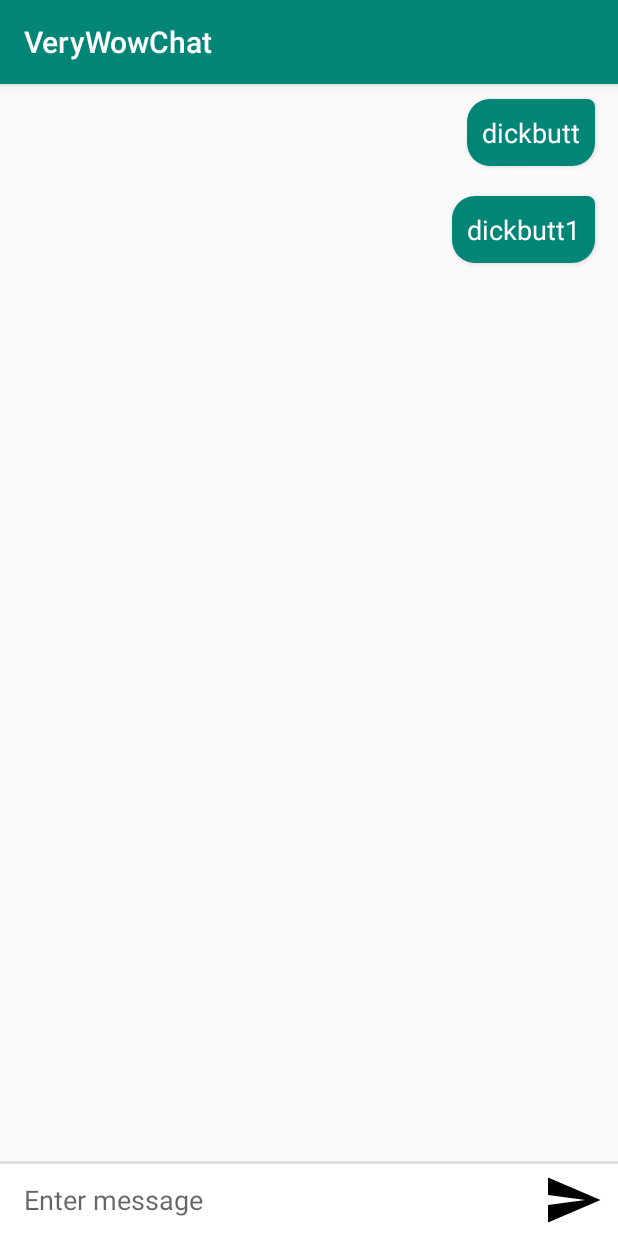
After one commit to Hieuvphan/Hugbundarverkefni2_Android, an Android app: the ChatRoomMessageActivity screen opened directly, with no data from a screen before it, on a phone screen of 412 x 824 dp. The commit adds this screen. Run offline under Robolectric (Android 15) with nearby library versions, the phone set to English and light mode, and no system bars.

Commit message:
checkpoint commit RecycleView og Adpter ásamt viewHolders til að byrta chat logs er komið þarf að tengja nuna við netið og polla msgs

```diff
--- a/VeryWowChat/app/build.gradle
+++ b/VeryWowChat/app/build.gradle
@@ -28,4 +28,5 @@ dependencies {
     implementation 'com.squareup.okhttp3:okhttp:3.12.1'
     implementation 'com.android.support:design:28.0.0'
     implementation 'com.google.code.gson:gson:2.8.5'
+    implementation 'com.android.support:recyclerview-v7:28.0.0'
 }
--- /dev/null
+++ b/VeryWowChat/app/src/main/java/hi/hugbo/verywowchat/Adapters/ChatMessageAdapter.java
@@ -0,0 +1,51 @@
+package hi.hugbo.verywowchat.Adapters;
+
+import android.support.v7.widget.RecyclerView;
+import android.view.LayoutInflater;
+import android.view.View;
+import android.view.ViewGroup;
+import android.widget.TextView;
+
+import java.util.ArrayList;
+import java.util.List;
+
+import hi.hugbo.verywowchat.controllers.R;
+import hi.hugbo.verywowchat.entities.ChatMessage;
+
+public class ChatMessageAdapter extends RecyclerView.Adapter {
+
+    private List<ChatMessage> mMessages = new ArrayList<>();
+
+    public ChatMessageAdapter(List<ChatMessage> messages) {
+        mMessages = messages;
+    }
+
+    @Override
+    public RecyclerView.ViewHolder onCreateViewHolder(ViewGroup parent, int i) {
+        View view = LayoutInflater.from(parent.getContext()).inflate(R.layout.chatbouble_send, parent, false);
+        return new SentMessageHolder(view);
+    }
+
+    @Override
+    public void onBindViewHolder(RecyclerView.ViewHolder viewHolder, int i) {
+        ChatMessage message = mMessages.get(i);
+        ((SentMessageHolder) viewHolder).name.setText(message.getMessage());
+    }
+
+
+    @Override
+    public int getItemCount() {
+        return mMessages.size();
+    }
+
+
+    private class SentMessageHolder extends RecyclerView.ViewHolder{
+
+        TextView name;
+
+        public SentMessageHolder(View itemView) {
+            super(itemView);
+            name = itemView.findViewById(R.id.text_message_body);
+        }
+    }
+}
--- a/VeryWowChat/app/src/main/java/hi/hugbo/verywowchat/Models/GlobalEnviroments.java
+++ b/VeryWowChat/app/src/main/java/hi/hugbo/verywowchat/Models/GlobalEnviroments.java
@@ -16,7 +16,7 @@ public class GlobalEnviroments {
     private GlobalEnviroments() { }
 
     // URL to API
-    private final String BASEURL = "";
+    private final String BASEURL = "http://192.168.1.100:9090/";
 
     public String getAPI_BASEURL() {
         return BASEURL;
--- /dev/null
+++ b/VeryWowChat/app/src/main/java/hi/hugbo/verywowchat/controllers/ChatRoomMessageActivity.java
@@ -0,0 +1,37 @@
+package hi.hugbo.verywowchat.controllers;
+
+import android.support.v7.app.AppCompatActivity;
+import android.os.Bundle;
+import android.support.v7.widget.LinearLayoutManager;
+import android.support.v7.widget.RecyclerView;
+
+import java.util.ArrayList;
+import java.util.List;
+
+import hi.hugbo.verywowchat.Adapters.ChatMessageAdapter;
+import hi.hugbo.verywowchat.entities.ChatMessage;
+
+public class ChatRoomMessageActivity extends AppCompatActivity {
+
+    private List<ChatMessage> mChatMessages;
+    private RecyclerView mRecycleView;
+
+    @Override
+    protected void onCreate(Bundle savedInstanceState) {
+        super.onCreate(savedInstanceState);
+        setContentView(R.layout.activity_chat_room_message);
+
+        mChatMessages = new ArrayList<>();
+        mChatMessages.add(new ChatMessage("dickbutt",true));
+        mChatMessages.add(new ChatMessage("dickbutt1",true));
+
+        LinearLayoutManager layoutManager = new LinearLayoutManager(this, LinearLayoutManager.VERTICAL, false);
+        RecyclerView recyclerView = findViewById(R.id.chatMessages);
+        recyclerView.setLayoutManager(layoutManager);
+        ChatMessageAdapter adapter = new ChatMessageAdapter(mChatMessages);
+        recyclerView.setAdapter(adapter);
+
+
+
+    }
+}
--- /dev/null
+++ b/VeryWowChat/app/src/main/java/hi/hugbo/verywowchat/entities/ChatMessage.java
@@ -0,0 +1,41 @@
+package hi.hugbo.verywowchat.entities;
+
+import android.graphics.Bitmap;
+
+/**
+ * @Author Róman
+ * When we receive a message from API we map that JSON object into this POJO
+ * */
+public class ChatMessage {
+    // chatroom message in text form
+    private String Message;
+    // indicates if this message was send by this user ( TO display his messages on right side)
+    private Boolean MyMessage;
+    // hold image if the user send an image
+    private Bitmap Bitmap;
+
+    public ChatMessage(String Message, Boolean MyMessage) {
+        this.Message = Message;
+        this.MyMessage = MyMessage;
+        this.Bitmap = null;
+    }
+
+    public ChatMessage(boolean MyMessage,Bitmap Bitmap) {
+        this.MyMessage = MyMessage;
+        this.Bitmap = Bitmap;
+        this.MyMessage = null;
+    }
+
+    public String getMessage() {
+        return Message;
+    }
+
+    public Boolean getMyMessage() {
+        return MyMessage;
+    }
+
+    public android.graphics.Bitmap getBitmap() {
+        return Bitmap;
+    }
+
+}
--- /dev/null
+++ b/VeryWowChat/app/src/main/res/drawable/message_send.xml
@@ -0,0 +1,9 @@
+<?xml version="1.0" encoding="utf-8"?>
+<shape xmlns:android="http://schemas.android.com/apk/res/android"
+    android:shape="rectangle">
+    <!--Chat bouble of the messages we send out.
+        Also we use the primary color of the app and not hardcode it
+        to make it look abit nicer across all devices -->
+    <solid android:color="@color/colorPrimary" />
+    <corners android:topRightRadius="5dp" android:radius="15dp" />
+</shape>
--- /dev/null
+++ b/VeryWowChat/app/src/main/res/drawable/sendbutton.xml
@@ -0,0 +1,11 @@
+<?xml version="1.0" encoding="utf-8"?>
+<vector xmlns:android="http://schemas.android.com/apk/res/android"
+    android:width="24dp"
+    android:height="24dp"
+    android:viewportWidth="24.0"
+    android:viewportHeight="24.0">
+    <!-- A vector image of the send button -->
+    <path
+        android:fillColor="#FF000000"
+        android:pathData="M2.01,21L23,12 2.01,3 2,10l15,2 -15,2z"/>
+</vector>
--- /dev/null
+++ b/VeryWowChat/app/src/main/res/layout/activity_chat_room_message.xml
@@ -0,0 +1,62 @@
+<?xml version="1.0" encoding="utf-8"?>
+<android.support.constraint.ConstraintLayout xmlns:android="http://schemas.android.com/apk/res/android"
+    xmlns:app="http://schemas.android.com/apk/res-auto"
+    xmlns:tools="http://schemas.android.com/tools"
+    android:layout_width="match_parent"
+    android:layout_height="match_parent"
+    tools:context=".ChatRoomMessageActivity">
+
+    <android.support.v7.widget.RecyclerView
+        android:id="@+id/chatMessages"
+        android:layout_width="match_parent"
+        android:layout_height="match_parent"
+        app:layout_constraintBottom_toTopOf="@+id/layout_chatbox"
+        app:layout_constraintEnd_toEndOf="parent"
+        app:layout_constraintStart_toStartOf="parent"
+        app:layout_constraintTop_toTopOf="parent" />
+
+    <!-- A horizontal line between the chatbox and RecyclerView -->
+    <View
+        android:id="@+id/view"
+        android:layout_width="0dp"
+        android:layout_height="2dp"
+        android:background="#dfdfdf"
+        app:layout_constraintBottom_toTopOf="@+id/layout_chatbox"
+        app:layout_constraintLeft_toLeftOf="parent"
+        app:layout_constraintRight_toRightOf="parent" />
+
+    <LinearLayout
+        android:id="@+id/layout_chatbox"
+        android:layout_width="0dp"
+        android:layout_height="wrap_content"
+        android:orientation="horizontal"
+        android:minHeight="48dp"
+        android:background="#ffffff"
+        app:layout_constraintBottom_toBottomOf="parent"
+        app:layout_constraintRight_toRightOf="parent"
+        app:layout_constraintLeft_toLeftOf="parent">
+
+        <EditText
+            android:id="@+id/edittext_chatbox"
+            android:hint="Enter message"
+            android:background="@android:color/transparent"
+            android:layout_gravity="center"
+            android:layout_marginLeft="16dp"
+            android:layout_marginRight="16dp"
+            android:layout_width="0dp"
+            android:layout_weight="1"
+            android:layout_height="wrap_content"
+            android:maxLines="6"/>
+
+        <ImageButton
+            android:layout_width="wrap_content"
+            android:layout_height="wrap_content"
+            android:layout_gravity="center"
+            android:clickable="true"
+            android:scaleType="fitCenter"
+            android:padding="20dp"
+            android:layout_marginHorizontal="10dp"
+            android:background="@drawable/sendbutton"/>
+
+    </LinearLayout>
+</android.support.constraint.ConstraintLayout>
--- /dev/null
+++ b/VeryWowChat/app/src/main/res/layout/chatbouble_send.xml
@@ -0,0 +1,26 @@
+<?xml version="1.0" encoding="utf-8"?>
+<android.support.constraint.ConstraintLayout
+    xmlns:android="http://schemas.android.com/apk/res/android"
+    xmlns:app="http://schemas.android.com/apk/res-auto"
+    android:layout_width="match_parent"
+    android:layout_height="wrap_content"
+    android:paddingVertical="10dp"
+    android:paddingRight="15dp"
+    android:paddingLeft="60dp"
+    android:clipToPadding="false">
+
+    <TextView
+        android:id="@+id/text_message_body"
+        android:layout_width="wrap_content"
+        android:layout_height="wrap_content"
+        android:background="@drawable/message_send"
+        android:text="place holder"
+        android:textColor="#fff"
+        android:padding="10dp"
+        android:elevation="2dp"
+        android:textSize="18dp"
+        android:layout_alignParentRight="true"
+        app:layout_constraintEnd_toEndOf="parent"
+        app:layout_constraintTop_toTopOf="parent" />
+
+</android.support.constraint.ConstraintLayout>
--- a/VeryWowChat/app/src/main/res/values/strings.xml
+++ b/VeryWowChat/app/src/main/res/values/strings.xml
@@ -17,7 +17,8 @@
     <string name="chatroom_display_name">Display Name</string>
     <string name="chatroom_description">Description</string>
     <string name="chatroom_tags">Tags</string>
-    <string name="chatroom_listed" >Listed</string>
-    <string name="chatroom_invited_only" >Private</string>
+    <string name="chatroom_listed">Listed</string>
+    <string name="chatroom_invited_only">Private</string>
+    <string name="chatroom_Actvity_SendButton_content">SEND</string>
 
 </resources>
```
Also changed, not shown: VeryWowChat/app/src/main/AndroidManifest.xml (+11 -14 lines), VeryWowChat/app/src/main/java/hi/hugbo/verywowchat/controllers/HomeActivity.java (+15 -0 lines), VeryWowChat/app/src/main/res/drawable/message_received.xml (added, +7 -0 lines), VeryWowChat/app/src/main/res/layout/activity_home.xml (+14 -0 lines), VeryWowChat/app/src/main/res/layout/activity_message_list.xml (added, +65 -0 lines), VeryWowChat/app/src/main/res/layout/chatbouble_received.xml (added, +27 -0 lines).
